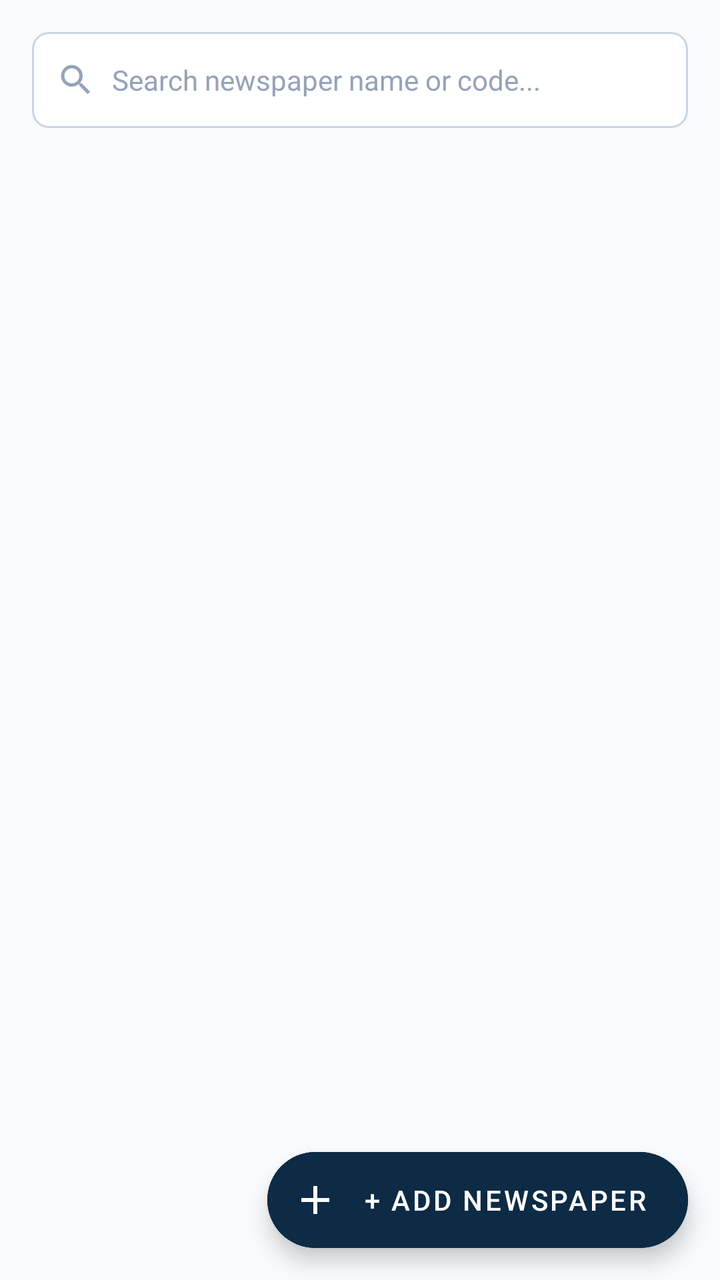
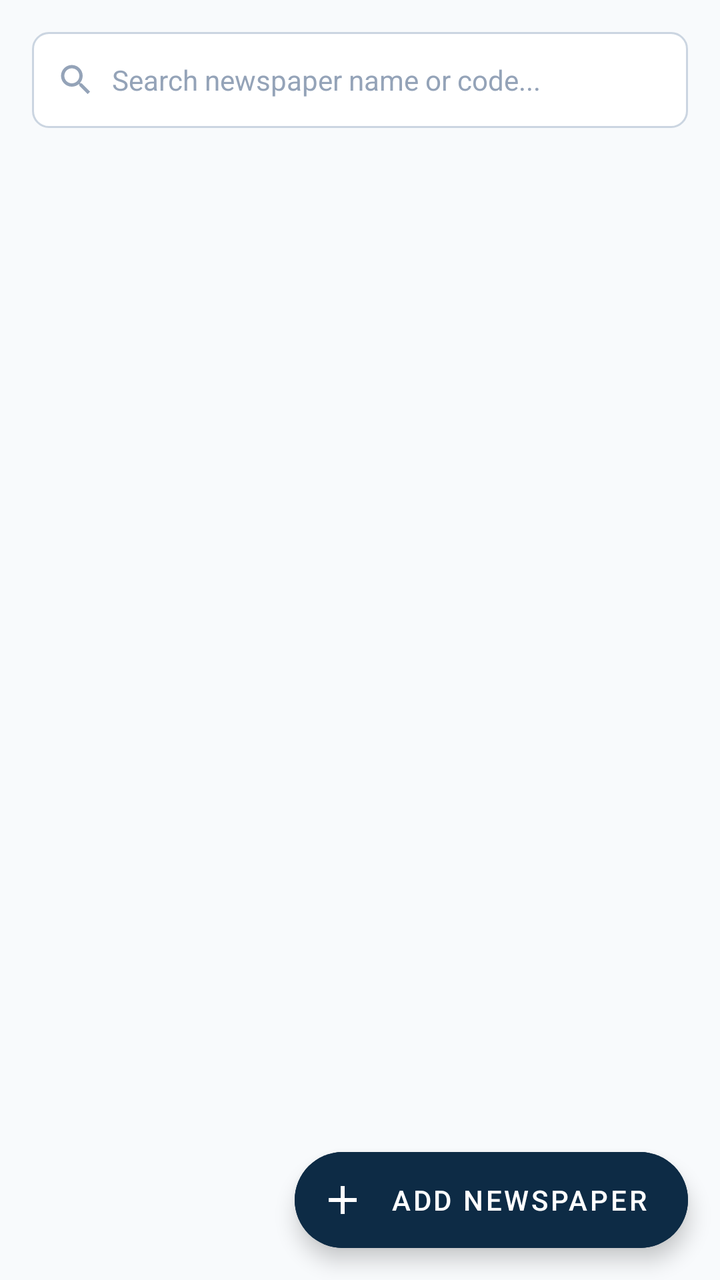

Two renders of the same Android screen: before a commit and after it. Below are the layout's source before the change and the commit's diff.
<!-- AndroidManifest.xml: application theme Theme.Logistics -->
<!-- res/layout/fragment_newspaper_list.xml -->
<?xml version="1.0" encoding="utf-8"?>
<androidx.coordinatorlayout.widget.CoordinatorLayout xmlns:android="http://schemas.android.com/apk/res/android"
    xmlns:app="http://schemas.android.com/apk/res-auto"
    android:layout_width="match_parent"
    android:layout_height="match_parent"
    android:background="@color/bg_light">

    <LinearLayout
        android:layout_width="match_parent"
        android:layout_height="match_parent"
        android:orientation="vertical"
        android:padding="16dp">

        
        <LinearLayout
            android:layout_width="match_parent"
            android:layout_height="48dp"
            android:background="@drawable/bg_input_field"
            android:gravity="center_vertical"
            android:orientation="horizontal"
            android:paddingStart="12dp"
            android:paddingEnd="12dp">

            <ImageView
                android:layout_width="20dp"
                android:layout_height="20dp"
                android:src="@drawable/ic_search"
                app:tint="@color/text_muted"
                android:contentDescription="Search" />

            <EditText
                android:id="@+id/etSearchNewspaper"
                android:layout_width="match_parent"
                android:layout_height="match_parent"
                android:layout_marginStart="8dp"
                android:background="@android:color/transparent"
                android:hint="Search newspaper name or code..."
                android:inputType="text"
                android:textColor="@color/text_primary"
                android:textColorHint="@color/text_muted"
                android:textSize="14sp" />
        </LinearLayout>

        
        <androidx.recyclerview.widget.RecyclerView
            android:id="@+id/rvNewspapers"
            android:layout_width="match_parent"
            android:layout_height="match_parent"
            android:layout_marginTop="12dp"
            android:clipToPadding="false"
            android:paddingBottom="72dp" />

    </LinearLayout>

    <com.google.android.material.floatingactionbutton.ExtendedFloatingActionButton
        android:id="@+id/fabAddNewspaper"
        android:layout_width="wrap_content"
        android:layout_height="wrap_content"
        android:layout_gravity="bottom|end"
        android:layout_margin="16dp"
        android:backgroundTint="@color/primary_navy"
        android:text="+ Add Newspaper"
        android:textColor="@color/white"
        app:icon="@drawable/ic_add"
        app:iconTint="@color/white" />

</androidx.coordinatorlayout.widget.CoordinatorLayout>
<!-- resources referenced by this layout -->
<resources>
  <color name="bg_light">#F8FAFC</color>
  <color name="primary_navy">#0D2B45</color>
  <color name="text_muted">#94A3B8</color>
  <color name="text_primary">#0F172A</color>
  <color name="white">#FFFFFF</color>
  <!-- drawable bg_input_field (drawable) -->
  <?xml version="1.0" encoding="utf-8"?>
  <shape xmlns:android="http://schemas.android.com/apk/res/android"
      android:shape="rectangle">
      <solid android:color="@color/input_bg" />
      <corners android:radius="8dp" />
      <stroke
          android:width="1dp"
          android:color="@color/input_border" />
  </shape>
  <!-- drawable ic_add (drawable) -->
  <?xml version="1.0" encoding="utf-8"?>
  <vector xmlns:android="http://schemas.android.com/apk/res/android"
      android:width="24dp"
      android:height="24dp"
      android:viewportWidth="24"
      android:viewportHeight="24">
      <path
          android:fillColor="@color/white"
          android:pathData="M19,13h-6v6h-2v-6H5v-2h6V5h2v6h6v2z"/>
  </vector>
  <!-- drawable ic_search (drawable) -->
  <?xml version="1.0" encoding="utf-8"?>
  <vector xmlns:android="http://schemas.android.com/apk/res/android"
      android:width="24dp"
      android:height="24dp"
      android:viewportWidth="24"
      android:viewportHeight="24">
      <path
          android:fillColor="@color/text_secondary"
          android:pathData="M15.5,14h-0.79l-0.28,-0.27C15.41,12.59 16,11.11 16,9.5 16,5.91 13.09,3 9.5,3S3,5.91 3,9.5 5.91,16 9.5,16c1.61,0 3.09,-0.59 4.23,-1.57l0.27,0.28v0.79l5,4.99L20.49,19l-4.99,-5zm-6,0C7.01,14 5,11.99 5,9.5S7.01,5 9.5,5 14,7.01 14,9.5 11.99,14 9.5,14z"/>
  </vector>
  <style name="Theme.Logistics" parent="Theme.MaterialComponents.Light.NoActionBar">
          
          <item name="colorPrimary">@color/primary_navy</item>
          <item name="colorPrimaryVariant">@color/primary_navy_dark</item>
          <item name="colorOnPrimary">@color/white</item>
          
          <item name="colorSecondary">@color/accent_blue</item>
          <item name="colorSecondaryVariant">@color/accent_blue_border</item>
          <item name="colorOnSecondary">@color/white</item>
          
          <item name="android:statusBarColor">@color/white</item>
          <item name="android:windowLightStatusBar" tools:targetApi="m">true</item>
          <item name="android:windowBackground">@color/app_bg</item>
      </style>
  <color name="input_bg">#FFFFFF</color>
  <color name="input_border">#CBD5E1</color>
  <color name="text_secondary">#64748B</color>
  <color name="primary_navy_dark">#0B2239</color>
  <color name="accent_blue">#0284C7</color>
  <color name="accent_blue_border">#BAE6FD</color>
  <color name="app_bg">#F8FAFC</color>
</resources>

<!-- the commit's change to res/layout/fragment_newspaper_list.xml (unified diff, before → after) -->
@@ -3,6 +3,7 @@
     xmlns:app="http://schemas.android.com/apk/res-auto"
     android:layout_width="match_parent"
     android:layout_height="match_parent"
+    xmlns:tools="http://schemas.android.com/tools"
     android:background="@color/bg_light">
 
     <LinearLayout
@@ -48,6 +49,7 @@
             android:layout_height="match_parent"
             android:layout_marginTop="12dp"
             android:clipToPadding="false"
+            tools:listitem="@layout/item_newspaper"
             android:paddingBottom="72dp" />
 
     </LinearLayout>
@@ -59,9 +61,152 @@
         android:layout_gravity="bottom|end"
         android:layout_margin="16dp"
         android:backgroundTint="@color/primary_navy"
-        android:text="+ Add Newspaper"
+        android:text="Add Newspaper"
         android:textColor="@color/white"
         app:icon="@drawable/ic_add"
         app:iconTint="@color/white" />
 
 </androidx.coordinatorlayout.widget.CoordinatorLayout>
+<!-- res/layout/item_newspaper.xml (included above) -->
+<?xml version="1.0" encoding="utf-8"?>
+<androidx.cardview.widget.CardView xmlns:android="http://schemas.android.com/apk/res/android"
+    xmlns:app="http://schemas.android.com/apk/res-auto"
+    android:layout_width="match_parent"
+    android:layout_height="wrap_content"
+    android:layout_marginBottom="12dp"
+    app:cardCornerRadius="10dp"
+    app:cardElevation="1dp"
+    app:cardBackgroundColor="@color/white"
+    app:contentPadding="16dp">
+
+    <LinearLayout
+        android:layout_width="match_parent"
+        android:layout_height="wrap_content"
+        android:orientation="vertical">
+
+        <RelativeLayout
+            android:layout_width="match_parent"
+            android:layout_height="wrap_content">
+
+            <TextView
+                android:id="@+id/tvPaperName"
+                android:layout_width="wrap_content"
+                android:layout_height="wrap_content"
+                android:layout_alignParentStart="true"
+                android:layout_toStartOf="@+id/tvPaperBadge"
+                android:text="Times of India"
+                android:textColor="@color/text_primary"
+                android:textSize="17sp"
+                android:textStyle="bold" />
+
+            <TextView
+                android:id="@+id/tvPaperBadge"
+                android:layout_width="wrap_content"
+                android:layout_height="wrap_content"
+                android:layout_alignParentEnd="true"
+                android:background="@drawable/bg_badge_active"
+                android:paddingStart="8dp"
+                android:paddingTop="2dp"
+                android:paddingEnd="8dp"
+                android:paddingBottom="2dp"
+                android:text="ACTIVE"
+                android:textColor="@color/badge_active_text"
+                android:textSize="11sp"
+                android:textStyle="bold" />
+        </RelativeLayout>
+
+        <LinearLayout
+            android:layout_width="wrap_content"
+            android:layout_height="wrap_content"
+            android:layout_marginTop="6dp"
+            android:gravity="center_vertical"
+            android:orientation="horizontal">
+
+            <TextView
+                android:id="@+id/tvPaperCode"
+                android:layout_width="wrap_content"
+                android:layout_height="wrap_content"
+                android:background="#F1F5F9"
+                android:paddingStart="6dp"
+                android:paddingTop="2dp"
+                android:paddingEnd="6dp"
+                android:paddingBottom="2dp"
+                android:text="TOI-ENG"
+                android:textColor="@color/text_secondary"
+                android:textSize="11sp"
+                android:textStyle="bold" />
+
+            <TextView
+                android:id="@+id/tvPaperLanguage"
+                android:layout_width="wrap_content"
+                android:layout_height="wrap_content"
+                android:layout_marginStart="8dp"
+                android:text="Language: English"
+                android:textColor="@color/text_secondary"
+                android:textSize="13sp" />
+        </LinearLayout>
+
+        <androidx.cardview.widget.CardView
+            android:layout_width="match_parent"
+            android:layout_height="wrap_content"
+            android:layout_marginTop="10dp"
+            app:cardCornerRadius="6dp"
+            app:cardElevation="0dp"
+            app:cardBackgroundColor="#F8FAFC">
+
+            <LinearLayout
+                android:layout_width="match_parent"
+                android:layout_height="wrap_content"
+                android:orientation="vertical"
+                android:padding="8dp">
+
+                <TextView
+                    android:layout_width="wrap_content"
+                    android:layout_height="wrap_content"
+                    android:text="PRICE"
+                    android:textColor="@color/text_muted"
+                    android:textSize="10sp"
+                    android:textStyle="bold" />
+
+                <TextView
+                    android:id="@+id/tvPaperPrice"
+                    android:layout_width="wrap_content"
+                    android:layout_height="wrap_content"
+                    android:layout_marginTop="2dp"
+                    android:text="₹5.00 / Day"
+                    android:textColor="@color/text_primary"
+                    android:textSize="15sp"
+                    android:textStyle="bold" />
+            </LinearLayout>
+        </androidx.cardview.widget.CardView>
+
+        <LinearLayout
+            android:layout_width="match_parent"
+            android:layout_height="wrap_content"
+            android:layout_marginTop="8dp"
+            android:gravity="end"
+            android:orientation="horizontal">
+
+            <ImageView
+                android:id="@+id/btnEditPaper"
+                android:layout_width="28dp"
+                android:layout_height="28dp"
+                android:padding="4dp"
+                android:src="@drawable/ic_edit"
+                app:tint="@color/text_secondary"
+                android:contentDescription="Edit" />
+
+            <ImageView
+                android:id="@+id/btnDeletePaper"
+                android:layout_width="28dp"
+                android:layout_height="28dp"
+                android:layout_marginStart="8dp"
+                android:padding="4dp"
+                android:src="@drawable/ic_delete"
+                app:tint="@color/text_secondary"
+                android:contentDescription="Delete" />
+        </LinearLayout>
+
+    </LinearLayout>
+
+</androidx.cardview.widget.CardView>
<!-- resource entries referenced after the edit -->
@@ -1,10 +1,18 @@
 <!-- resources referenced by this layout -->
 <resources>
+  <color name="badge_active_text">#0369A1</color>
   <color name="bg_light">#F8FAFC</color>
   <color name="primary_navy">#0D2B45</color>
   <color name="text_muted">#94A3B8</color>
   <color name="text_primary">#0F172A</color>
   <color name="white">#FFFFFF</color>
+  <!-- drawable bg_badge_active (drawable) -->
+  <?xml version="1.0" encoding="utf-8"?>
+  <shape xmlns:android="http://schemas.android.com/apk/res/android"
+      android:shape="rectangle">
+      <solid android:color="@color/badge_active_bg" />
+      <corners android:radius="4dp" />
+  </shape>
   <!-- drawable bg_input_field (drawable) -->
   <?xml version="1.0" encoding="utf-8"?>
   <shape xmlns:android="http://schemas.android.com/apk/res/android"
@@ -25,6 +33,28 @@
       <path
           android:fillColor="@color/white"
           android:pathData="M19,13h-6v6h-2v-6H5v-2h6V5h2v6h6v2z"/>
+  </vector>
+  <!-- drawable ic_delete (drawable) -->
+  <?xml version="1.0" encoding="utf-8"?>
+  <vector xmlns:android="http://schemas.android.com/apk/res/android"
+      android:width="24dp"
+      android:height="24dp"
+      android:viewportWidth="24"
+      android:viewportHeight="24">
+      <path
+          android:fillColor="@color/text_secondary"
+          android:pathData="M6,19c0,1.1 0.9,2 2,2h8c1.1,0 2,-0.9 2,-2V7H6v12zM19,4h-3.5l-1,-1h-5l-1,1H5v2h14V4z"/>
+  </vector>
+  <!-- drawable ic_edit (drawable) -->
+  <?xml version="1.0" encoding="utf-8"?>
+  <vector xmlns:android="http://schemas.android.com/apk/res/android"
+      android:width="24dp"
+      android:height="24dp"
+      android:viewportWidth="24"
+      android:viewportHeight="24">
+      <path
+          android:fillColor="@color/text_secondary"
+          android:pathData="M3,17.25V21h3.75L17.81,9.94l-3.75,-3.75L3,17.25zM20.71,7.04c0.39,-0.39 0.39,-1.02 0,-1.41l-2.34,-2.34c-0.39,-0.39 -1.02,-0.39 -1.41,0l-1.83,1.83 3.75,3.75 1.83,-1.83z"/>
   </vector>
   <!-- drawable ic_search (drawable) -->
   <?xml version="1.0" encoding="utf-8"?>
@@ -51,6 +81,7 @@
           <item name="android:windowLightStatusBar" tools:targetApi="m">true</item>
           <item name="android:windowBackground">@color/app_bg</item>
       </style>
+  <color name="badge_active_bg">#E0F2FE</color>
   <color name="input_bg">#FFFFFF</color>
   <color name="input_border">#CBD5E1</color>
   <color name="text_secondary">#64748B</color>
